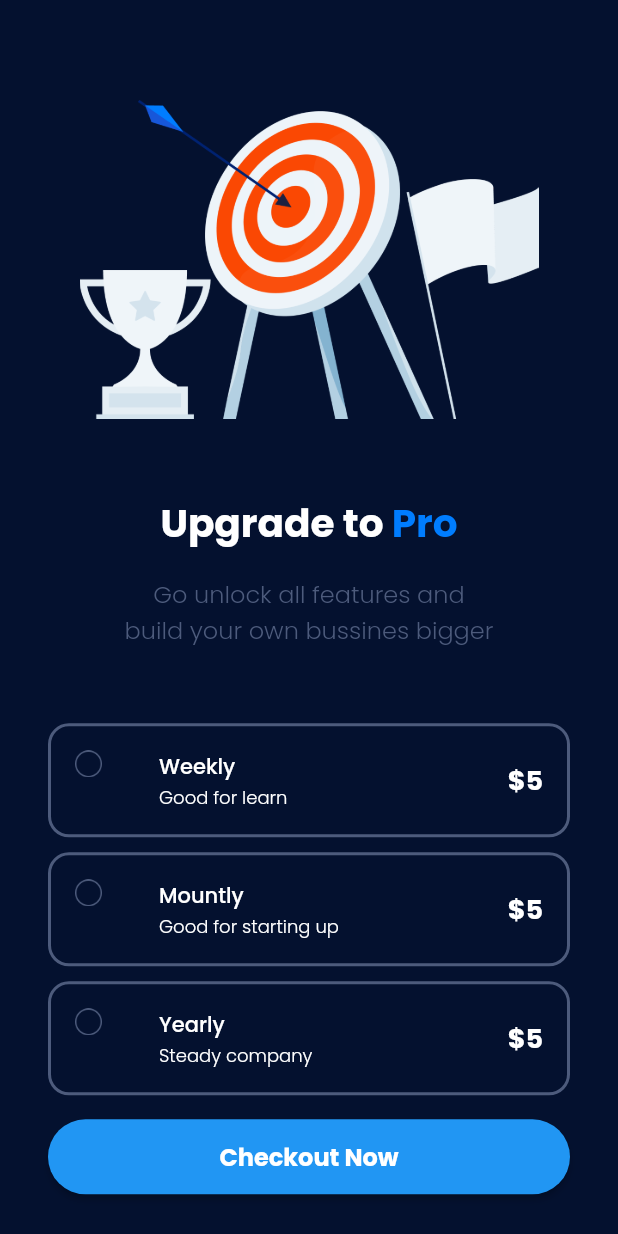
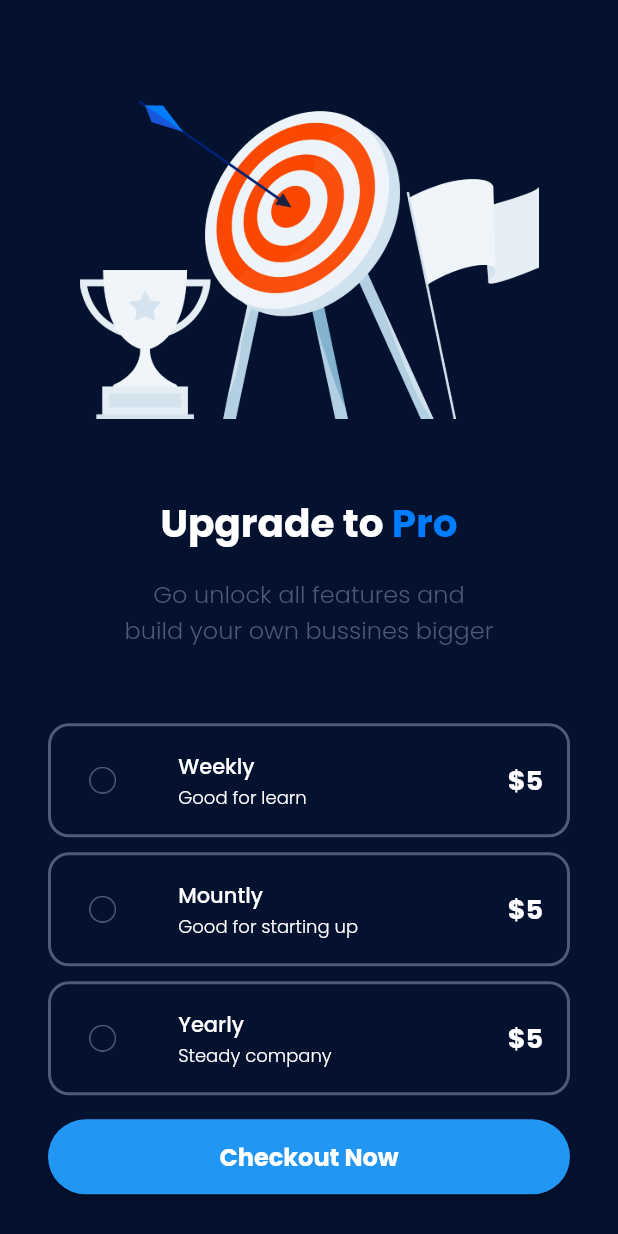
Before and after one commit to Muhdzalf/bwa_basicstatemanagement, a Flutter app: the screen it shows after launch, on a phone screen of 412 x 824 dp. Run offline on Flutter 3.47's test engine with Material 2 defaults, Android fonts, the phone set to English and light mode, and no system bars; our stand-ins replace google_fonts.

```diff
--- a/lib/pages/plan_list.dart
+++ b/lib/pages/plan_list.dart
@@ -60,16 +60,35 @@ class _PlanListState extends State<PlanList> {
             border: Border.all(
                 width: 2,
                 color: selectedIndex == index ? bluecolor : textcolor)),
+        child: Row(
+          children: [
+            Expanded(
+                flex: 1,
+                child: selectedIndex == index
+                    ? Container(
+                        child: Image.asset(
+                          'assets/images/checked.png',
+                          height: 18,
+                        ),
+                      )
+                    : Container(
+                        child: Image.asset(
+                          'assets/images/check.png',
+                          height: 18,
+                        ),
+                      )),
+            Expanded(
+              flex: 4,
               child: ListTile(
-          leading: selectedIndex == index
-              ? Image.asset(
-                  'assets/images/checked.png',
-                  width: 18,
-                )
-              : Image.asset(
-                  'assets/images/check.png',
-                  width: 18,
-                ),
+                // leading: selectedIndex == index
+                //     ? Image.asset(
+                //         'assets/images/checked.png',
+                //         width: 18,
+                //       )
+                //     : Image.asset(
+                //         'assets/images/check.png',
+                //         width: 18,
+                //       ),
                 title: Text(
                   titles,
                   style: bodytitle,
@@ -84,6 +103,9 @@ class _PlanListState extends State<PlanList> {
                 ),
               ),
             ),
+          ],
+        ),
+      ),
     );
   }
 }
```
Lines whose indentation alone changed are shown as unchanged.
